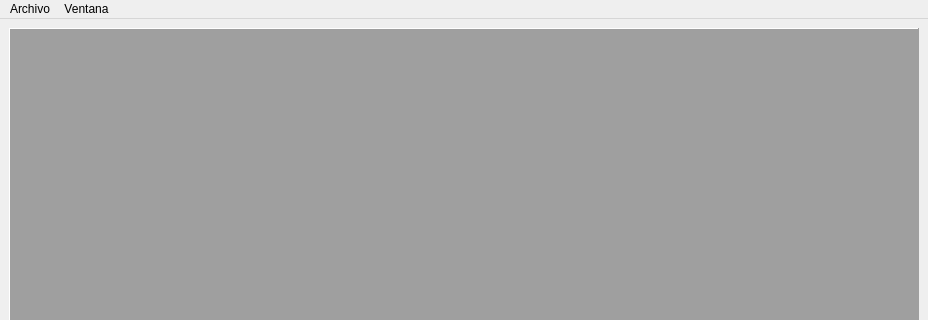
First picture: the form in RatWalkGui/MainWindow.ui, repository CristianDavid/QtRatWalk, before the edit; both pictures show x 0 to 928 and y 0 to 320 of the 928 by 571 pixel window.
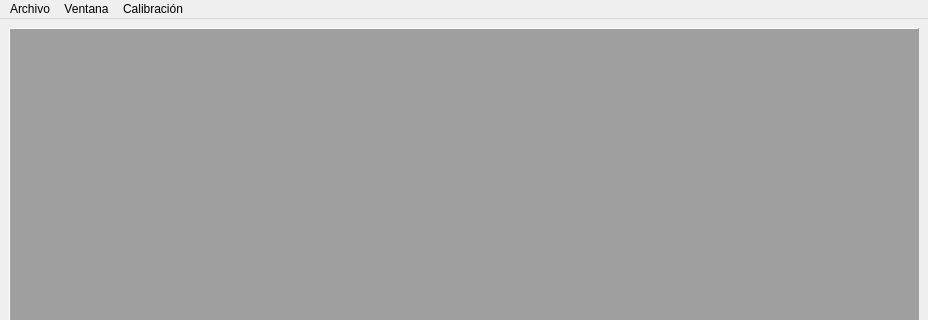
Second picture: the form after the edit. Custom widgets are drawn as their Qt base class.

Diff of the .ui file:
```diff
--- a/RatWalkGui/MainWindow.ui
+++ b/RatWalkGui/MainWindow.ui
@@ -350,8 +350,15 @@
     <addaction name="actionMostrar_zoom"/>
     <addaction name="menuShow_angles"/>
    </widget>
+   <widget class="QMenu" name="menuCalbration">
+    <property name="title">
+     <string>Calibración</string>
+    </property>
+    <addaction name="actionCalibrate"/>
+   </widget>
    <addaction name="menuFile"/>
    <addaction name="menuWindow"/>
+   <addaction name="menuCalbration"/>
   </widget>
   <widget class="QStatusBar" name="statusbar"/>
   <action name="actionShow_projects">
```
Left out of the diff: 5 changed lines with no effect on the pictures.
